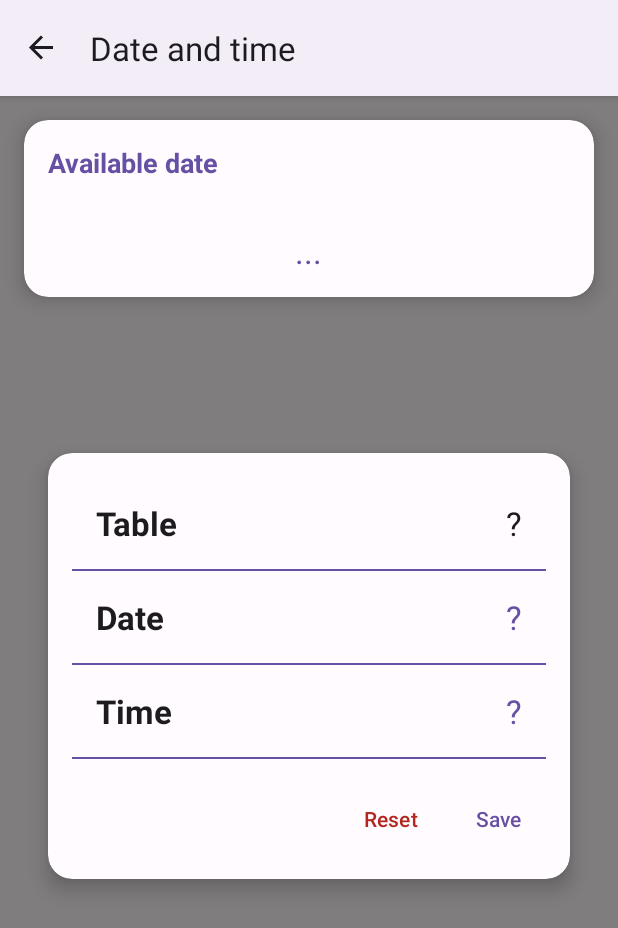
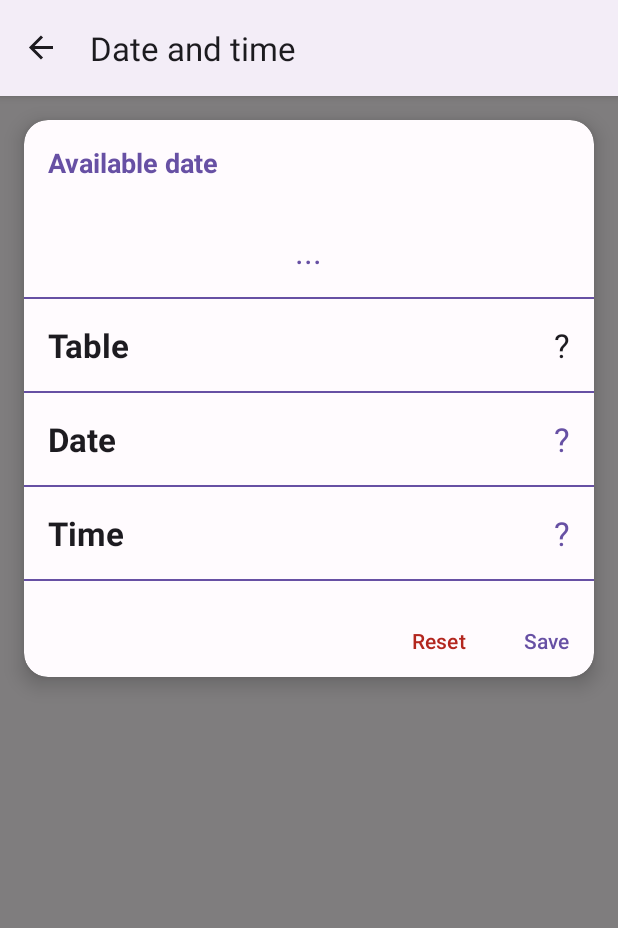
Before and after one commit to ruslan-hut/VBVRemote, an Android app: the DateTimePicker screen opened through its navigation route, on a phone screen of 412 x 824 dp. Shown: the top 928 px of the screen. Run offline under Robolectric (Android 15) with nearby library versions, the phone set to English and light mode, and no system bars; our stand-ins replace Dagger/Hilt's generated code, data binding, navigation-ui.

Commit message:
changed date time picker design; fixed table selection dialog

```diff
--- a/app/src/main/res/layout/fragment_date_time.xml
+++ b/app/src/main/res/layout/fragment_date_time.xml
@@ -47,28 +47,15 @@
                     android:textAppearance="@style/TextAppearance.AppCompat.Large"
                     android:textColor="?attr/colorPrimary" />
 
-            </LinearLayout>
-
-        </androidx.cardview.widget.CardView>
-
-        <androidx.cardview.widget.CardView
-            android:layout_width="match_parent"
-            android:layout_height="wrap_content"
-            android:layout_margin="32dp"
-            android:padding="32dp"
-            app:cardBackgroundColor="?android:colorBackground"
-            app:cardCornerRadius="16dp"
-            app:cardElevation="8dp"
-            app:layout_constraintBottom_toBottomOf="parent"
-            app:layout_constraintEnd_toEndOf="parent"
-            app:layout_constraintStart_toStartOf="parent"
-            app:layout_constraintTop_toTopOf="parent">
-
                 <LinearLayout
                     android:layout_width="match_parent"
                     android:layout_height="match_parent"
-                android:padding="16dp"
                     android:orientation="vertical">
+
+                    <TextView
+                        android:layout_width="match_parent"
+                        android:layout_height="1dp"
+                        android:background="?attr/colorPrimaryDark"/>
 
                     <LinearLayout
                         android:layout_width="match_parent"
@@ -190,6 +177,10 @@
 
                 </LinearLayout>
 
+            </LinearLayout>
+
+
+
         </androidx.cardview.widget.CardView>
 
     </androidx.constraintlayout.widget.ConstraintLayout>
--- a/build.gradle
+++ b/build.gradle
@@ -1,7 +1,7 @@
 // Top-level build file where you can add configuration options common to all sub-projects/modules.
 plugins {
-    id 'com.android.application' version '8.3.0' apply false
-    id 'com.android.library' version '8.3.0' apply false
+    id 'com.android.application' version '8.3.1' apply false
+    id 'com.android.library' version '8.3.1' apply false
     id 'org.jetbrains.kotlin.android' version '1.8.20' apply false
     id 'com.google.dagger.hilt.android' version '2.44' apply false
 }
```
Also changed, not shown: app/src/main/java/ua/com/programmer/vbvremote/about/AboutFragment.kt (+7 -0 lines), app/src/main/java/ua/com/programmer/vbvremote/ui/DateTimePicker.kt (+16 -9 lines). Lines whose indentation alone changed are shown as unchanged.
